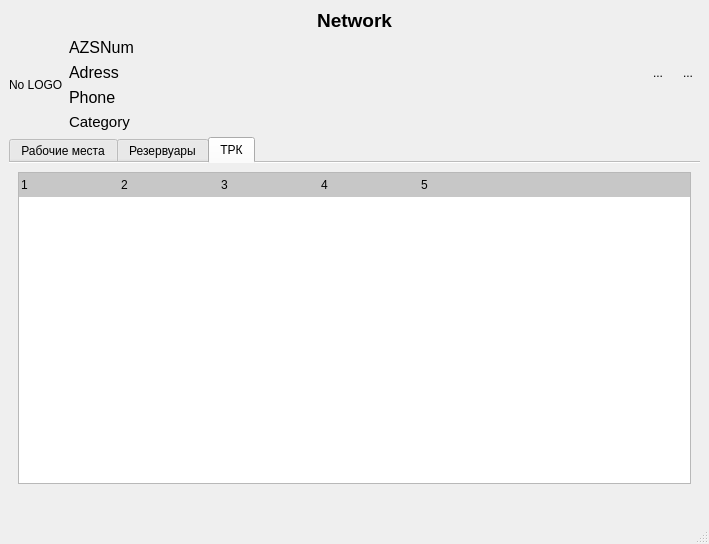
First picture: the form in ObjectWorkplace/objectworkplacewindow.ui, repository rust3128/Spacer, before the edit.
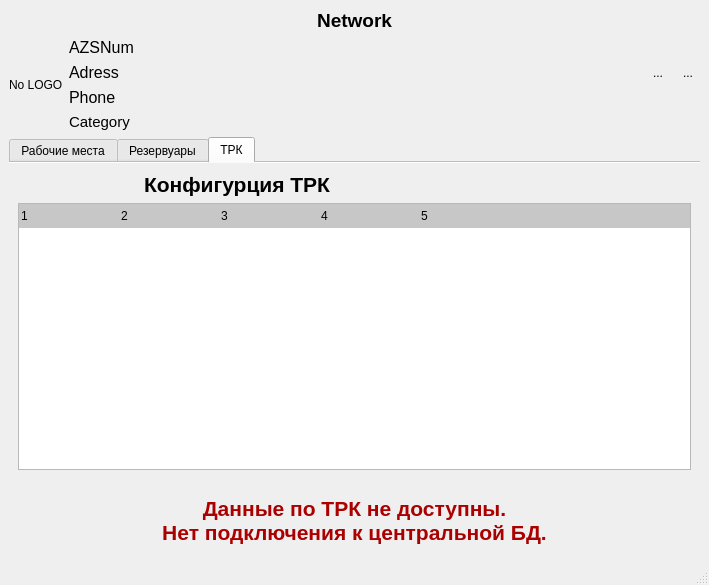
Second picture: the form after the edit. The open tabs and pages were chosen to show the change. Icons and pictures are not drawn.

Diff of the .ui file:
```diff
--- a/ObjectWorkplace/objectworkplacewindow.ui
+++ b/ObjectWorkplace/objectworkplacewindow.ui
@@ -7,7 +7,7 @@
     <x>0</x>
     <y>0</y>
     <width>709</width>
-    <height>544</height>
+    <height>585</height>
    </rect>
   </property>
   <property name="windowTitle">
@@ -279,6 +279,25 @@
        </attribute>
        <layout class="QGridLayout" name="gridLayout_4">
         <item row="0" column="0">
+         <widget class="QLabel" name="labelDispenserLogo">
+          <property name="maximumSize">
+           <size>
+            <width>120</width>
+            <height>60</height>
+           </size>
+          </property>
+          <property name="text">
+           <string/>
+          </property>
+          <property name="pixmap">
+           <pixmap resource="../resource.qrc">:/Images/dispenser.png</pixmap>
+          </property>
+          <property name="scaledContents">
+           <bool>true</bool>
+          </property>
+         </widget>
+        </item>
+        <item row="1" column="0" colspan="2">
          <widget class="QTreeWidget" name="treeWidgetTRK">
           <property name="autoFillBackground">
            <bool>false</bool>
@@ -330,7 +349,23 @@
           </column>
          </widget>
         </item>
-        <item row="1" column="0" alignment="Qt::AlignHCenter|Qt::AlignVCenter">
+        <item row="0" column="1">
+         <widget class="QLabel" name="label_2">
+          <property name="font">
+           <font>
+            <pointsize>16</pointsize>
+            <bold>true</bold>
+           </font>
+          </property>
+          <property name="text">
+           <string>Конфигурция ТРК</string>
+          </property>
+          <property name="scaledContents">
+           <bool>true</bool>
+          </property>
+         </widget>
+        </item>
+        <item row="2" column="0" colspan="2" alignment="Qt::AlignHCenter">
          <widget class="QLabel" name="labelWaitingDisp">
           <property name="text">
            <string/>
@@ -340,6 +375,26 @@
           </property>
          </widget>
         </item>
+        <item row="3" column="0" colspan="2">
+         <widget class="QLabel" name="labelTRKNotFound">
+          <property name="font">
+           <font>
+            <pointsize>16</pointsize>
+            <bold>true</bold>
+           </font>
+          </property>
+          <property name="styleSheet">
+           <string notr="true">color: rgb(170, 0, 0);</string>
+          </property>
+          <property name="text">
+           <string>Данные по ТРК не доступны.
+Нет подключения к центральной БД.</string>
+          </property>
+          <property name="alignment">
+           <set>Qt::AlignCenter</set>
+          </property>
+         </widget>
+        </item>
        </layout>
       </widget>
      </widget>
```
Left out of the diff: 27 changed lines with no effect on the pictures.
